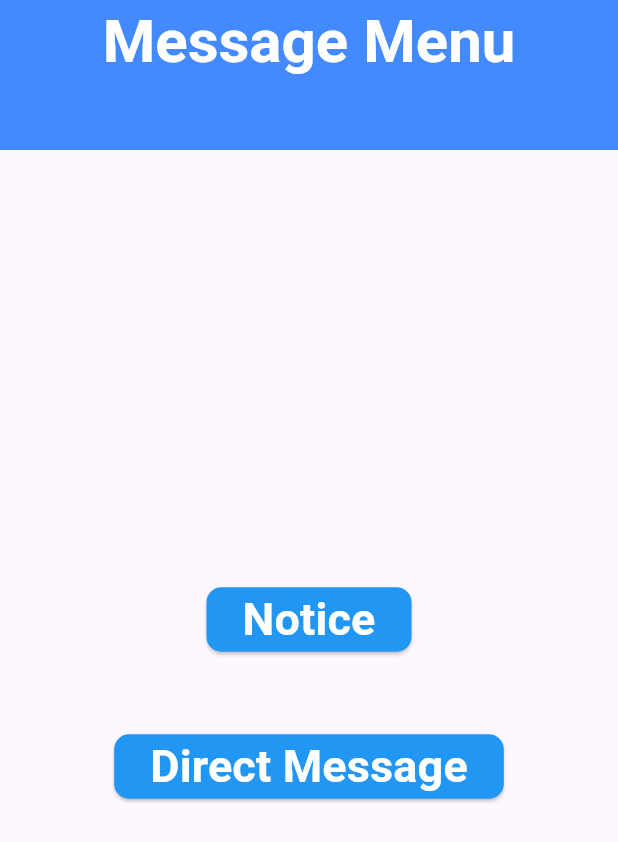
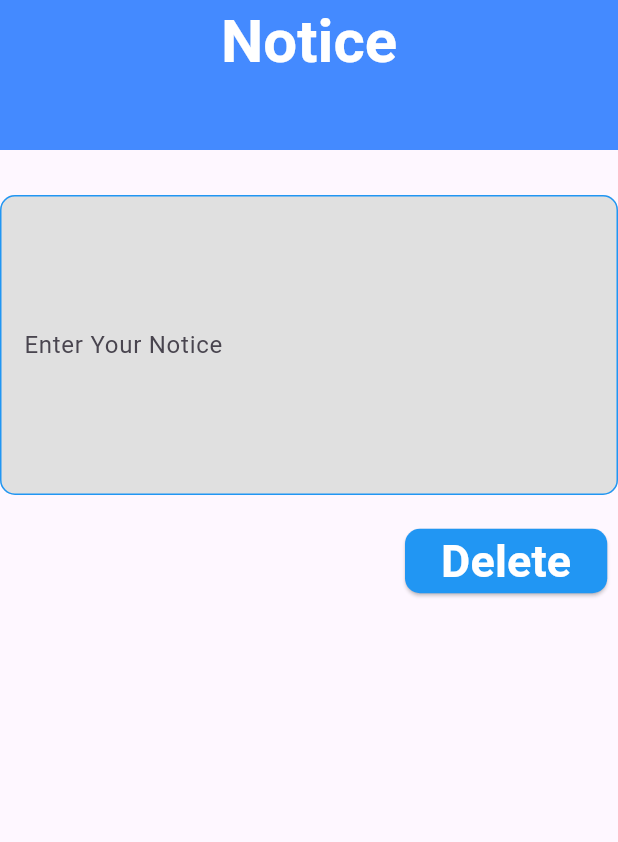
Before and after one commit to NaVindu0315/Hostel-Management-UI, a Flutter app: the Msgmenuu screen opened directly, after a tap on "Notice", on a phone screen of 412 x 824 dp. Shown: the top 842 px of the screen. Run offline on Flutter 3.47's test engine with Material 3 defaults, Android fonts, the phone set to English and light mode, and no system bars; our stand-ins replace curved_navigation_bar; Roboto replaces fonts that are missing (RobotoMono).

Commit message:
notice page

```diff
--- a/lib/screens/Complains.dart
+++ b/lib/screens/Complains.dart
@@ -89,7 +89,7 @@ class _ComplainssState extends State<Complainss> {
                 borderSide: BorderSide(
                     color: Colors.blue), // Set the border color to blue
               ),
-              labelText: 'Enter a large text',
+              labelText: 'Enter Your Complain',
             ),
           )),
           SizedBox(
--- a/lib/screens/Msg_Menu.dart
+++ b/lib/screens/Msg_Menu.dart
@@ -1,4 +1,5 @@
 import 'package:flutter/material.dart';
+import 'package:hostel/screens/Notice.dart';
 
 class Msg_Menu extends StatelessWidget {
   const Msg_Menu({Key? key}) : super(key: key);
@@ -54,7 +55,7 @@ class _MsgmenuuState extends State<Msgmenuu> {
                   onPressed: () {
                     Navigator.push(
                       context,
-                      MaterialPageRoute(builder: (context) => Msg_Menu()),
+                      MaterialPageRoute(builder: (context) => Notice()),
                     );
                     // button press action
                   },
--- a/lib/screens/Notice.dart
+++ b/lib/screens/Notice.dart
@@ -0,0 +1,106 @@
+import 'package:flutter/material.dart';
+
+class Notice extends StatelessWidget {
+  const Notice({Key? key}) : super(key: key);
+
+  @override
+  Widget build(BuildContext context) {
+    return MaterialApp(
+      home: Noticeee(),
+    );
+  }
+}
+
+class Noticeee extends StatefulWidget {
+  const Noticeee({Key? key}) : super(key: key);
+
+  @override
+  State<Noticeee> createState() => _NoticeeeState();
+}
+
+class _NoticeeeState extends State<Noticeee> {
+  @override
+  Widget build(BuildContext context) {
+    return Scaffold(
+      appBar: PreferredSize(
+        preferredSize: Size.fromHeight(100.0), // Set the height of the AppBar
+        child: AppBar(
+          backgroundColor: Colors.blueAccent,
+          centerTitle: true,
+          title: Text(
+            'Notice',
+            style: TextStyle(
+                fontFamily: 'RobotoMono',
+                fontSize: 40,
+                color: Colors.white,
+                fontWeight: FontWeight.bold),
+          ),
+        ),
+      ),
+      body: Column(
+        children: [
+          SizedBox(
+            height: 30.0,
+          ),
+          Center(
+              child: TextFormField(
+            maxLines: 7, // Set the maximum number of lines
+            decoration: InputDecoration(
+              filled: true, // Set the background color
+              fillColor:
+                  Colors.grey[300], // Set the background color to ash color
+              border: OutlineInputBorder(
+                // Set the border
+                borderRadius:
+                    BorderRadius.circular(10), // Set the border radius
+                borderSide: BorderSide(
+                    color: Colors.blue), // Set the border color to blue
+              ),
+              enabledBorder: OutlineInputBorder(
+                // Set the enabled border
+                borderRadius:
+                    BorderRadius.circular(10), // Set the border radius
+                borderSide: BorderSide(
+                    color: Colors.blue), // Set the border color to blue
+              ),
+              focusedBorder: OutlineInputBorder(
+                // Set the focused border
+                borderRadius:
+                    BorderRadius.circular(10), // Set the border radius
+                borderSide: BorderSide(
+                    color: Colors.blue), // Set the border color to blue
+              ),
+              labelText: 'Enter Your Notice',
+            ),
+          )),
+          SizedBox(
+            height: 20.0,
+          ),
+          Row(
+            children: [
+              SizedBox(
+                width: 270.0,
+              ),
+              ElevatedButton(
+                style: ElevatedButton.styleFrom(
+                  primary: Colors.blue,
+                  onPrimary: Colors.white,
+                  shape: RoundedRectangleBorder(
+                    borderRadius: BorderRadius.circular(10), // border radius
+                  ),
+                ),
+                onPressed: () {
+                  // button press action
+                },
+                child: Text(
+                  'Delete',
+                  style: TextStyle(fontSize: 30.0, fontWeight: FontWeight.bold),
+                ),
+              ),
+            ],
+          ),
+        ],
+      ),
+    );
+  }
+}
```
